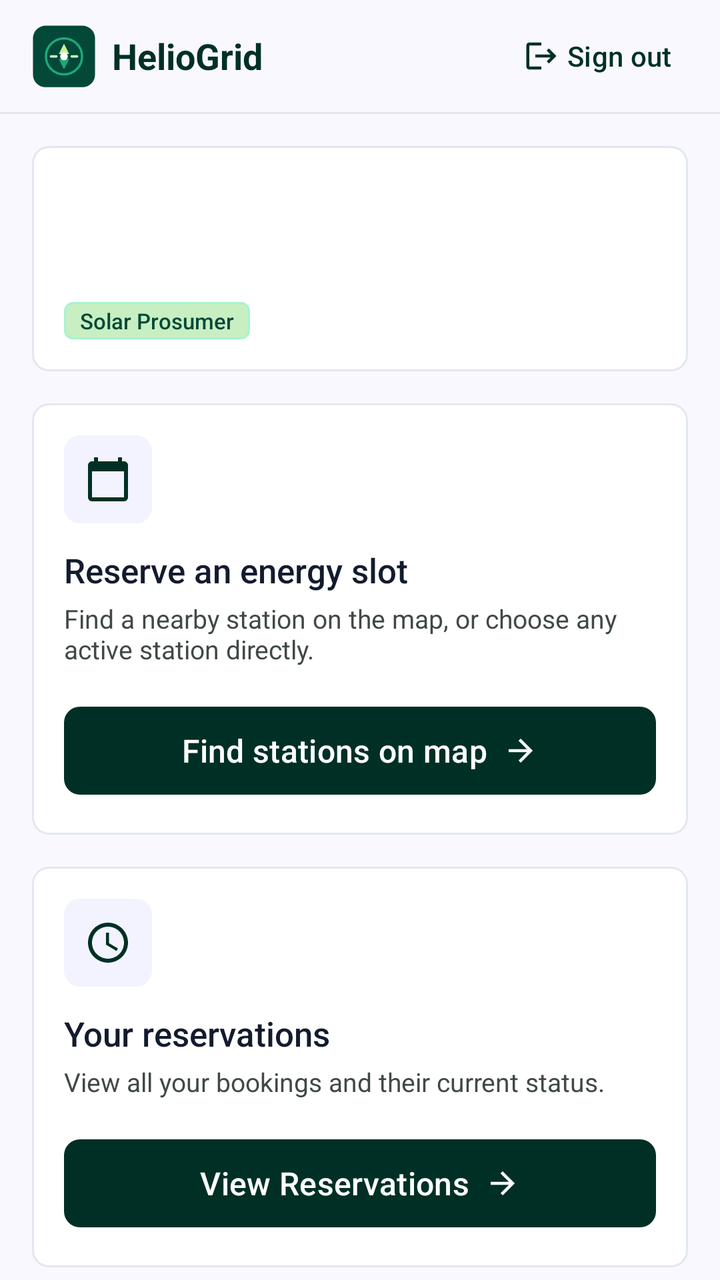
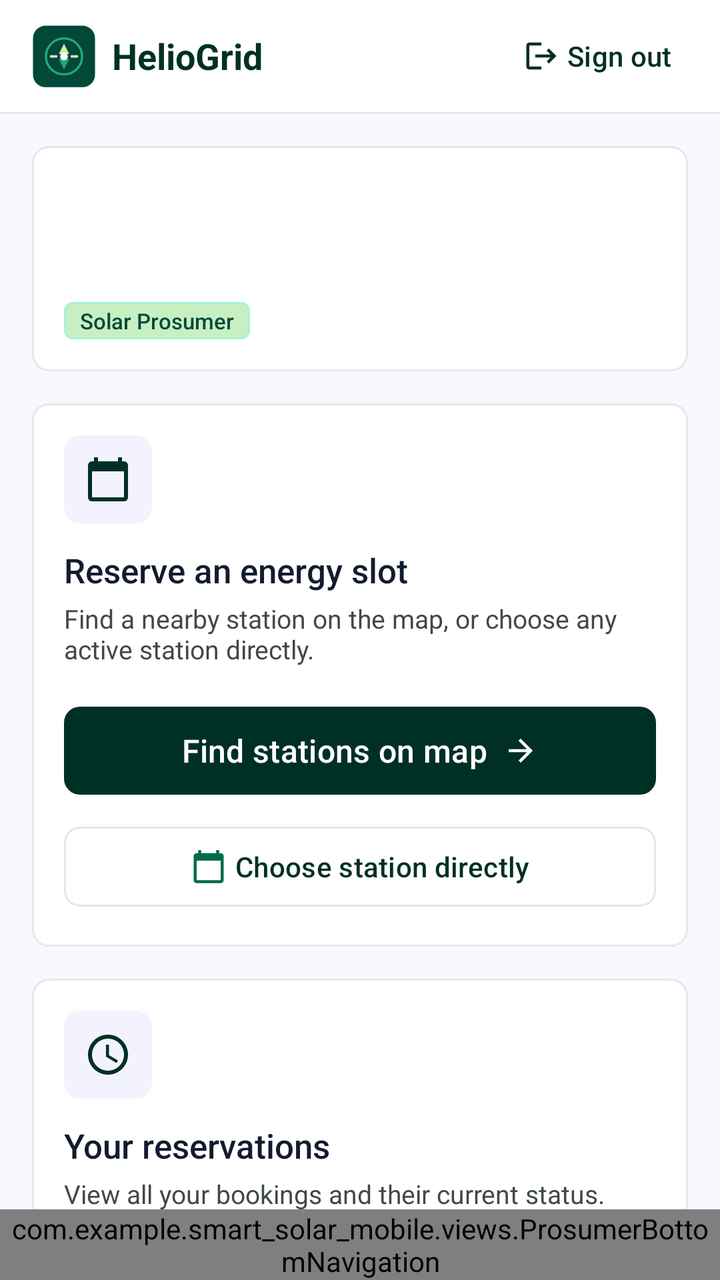

Before-and-after screenshots of an Android layout around one commit, followed by the original layout XML and the change that was made.
<!-- AndroidManifest.xml: application theme Theme.Smart_solar_mobile -->
<!-- res/layout/activity_prosumer_home.xml -->
<?xml version="1.0" encoding="utf-8"?>
<LinearLayout xmlns:android="http://schemas.android.com/apk/res/android"
    xmlns:app="http://schemas.android.com/apk/res-auto"
    android:id="@+id/homeRoot"
    android:layout_width="match_parent"
    android:layout_height="match_parent"
    android:orientation="vertical">

    <LinearLayout
        android:layout_width="match_parent"
        android:layout_height="56dp"
        android:gravity="center_vertical"
        android:orientation="horizontal"
        android:paddingStart="16dp"
        android:paddingEnd="8dp">

        <ImageView
            android:layout_width="32dp"
            android:layout_height="32dp"
            android:importantForAccessibility="no"
            android:src="@drawable/logo" />

        <TextView
            android:layout_width="0dp"
            android:layout_height="wrap_content"
            android:layout_marginStart="8dp"
            android:layout_weight="1"
            android:text="@string/app_name"
            android:textColor="@color/primary"
            android:textSize="18sp"
            android:textStyle="bold" />

        <com.google.android.material.button.MaterialButton
            android:id="@+id/signOutButton"
            style="@style/Widget.Material3.Button.TextButton.Icon"
            android:layout_width="wrap_content"
            android:layout_height="wrap_content"
            android:text="@string/home_sign_out"
            android:textColor="@color/primary"
            app:icon="@drawable/ic_logout"
            app:iconTint="@color/primary" />
    </LinearLayout>

    <View
        android:layout_width="match_parent"
        android:layout_height="1dp"
        android:background="@color/border_slate" />

    <androidx.core.widget.NestedScrollView
        android:layout_width="match_parent"
        android:layout_height="0dp"
        android:layout_weight="1"
        android:fillViewport="true">

        <LinearLayout
            android:layout_width="match_parent"
            android:layout_height="wrap_content"
            android:orientation="vertical"
            android:padding="16dp">

            <LinearLayout
                android:layout_width="match_parent"
                android:layout_height="wrap_content"
                android:background="@drawable/bg_card"
                android:orientation="vertical"
                android:padding="16dp">

                <TextView
                    android:id="@+id/greetingText"
                    android:layout_width="match_parent"
                    android:layout_height="wrap_content"
                    android:fontFamily="sans-serif-medium"
                    android:textColor="@color/on_surface"
                    android:textSize="20sp" />

                <TextView
                    android:id="@+id/identifierText"
                    android:layout_width="match_parent"
                    android:layout_height="wrap_content"
                    android:layout_marginTop="4dp"
                    android:textColor="@color/on_surface_variant"
                    android:textSize="14sp" />

                <TextView
                    style="@style/Widget.SmartSolar.StatusChip"
                    android:layout_marginTop="12dp"
                    android:background="@drawable/bg_chip_active"
                    android:text="@string/login_role_prosumer"
                    android:textColor="@color/primary_container" />
            </LinearLayout>

            <LinearLayout
                android:layout_width="match_parent"
                android:layout_height="wrap_content"
                android:layout_marginTop="16dp"
                android:background="@drawable/bg_card"
                android:orientation="vertical"
                android:padding="16dp">

                <ImageView
                    android:layout_width="44dp"
                    android:layout_height="44dp"
                    android:background="@drawable/bg_icon_tile"
                    android:importantForAccessibility="no"
                    android:padding="10dp"
                    android:src="@drawable/ic_calendar"
                    app:tint="@color/primary" />

                <TextView
                    android:layout_width="match_parent"
                    android:layout_height="wrap_content"
                    android:layout_marginTop="12dp"
                    android:fontFamily="sans-serif-medium"
                    android:text="@string/home_reservation_title"
                    android:textColor="@color/on_surface"
                    android:textSize="17sp" />

                <TextView
                    android:layout_width="match_parent"
                    android:layout_height="wrap_content"
                    android:layout_marginTop="4dp"
                    android:text="@string/home_reservation_body"
                    android:textColor="@color/on_surface_variant"
                    android:textSize="13sp" />

                
                <com.google.android.material.button.MaterialButton
                    android:id="@+id/createReservationButton"
                    style="@style/Widget.SmartSolar.PrimaryButton"
                    android:layout_width="match_parent"
                    android:layout_height="wrap_content"
                    android:layout_marginTop="16dp"
                    android:text="@string/home_reservation_action"
                    app:icon="@drawable/ic_arrow_forward"
                    app:iconGravity="textEnd" />
            </LinearLayout>

            <LinearLayout
                android:layout_width="match_parent"
                android:layout_height="wrap_content"
                android:layout_marginTop="16dp"
                android:background="@drawable/bg_card"
                android:orientation="vertical"
                android:padding="16dp">

                <ImageView
                    android:layout_width="44dp"
                    android:layout_height="44dp"
                    android:background="@drawable/bg_icon_tile"
                    android:importantForAccessibility="no"
                    android:padding="10dp"
                    android:src="@drawable/ic_schedule"
                    app:tint="@color/primary" />

                <TextView
                    android:layout_width="match_parent"
                    android:layout_height="wrap_content"
                    android:layout_marginTop="12dp"
                    android:fontFamily="sans-serif-medium"
                    android:text="@string/home_history_title"
                    android:textColor="@color/on_surface"
                    android:textSize="17sp" />

                <TextView
                    android:layout_width="match_parent"
                    android:layout_height="wrap_content"
                    android:layout_marginTop="4dp"
                    android:text="@string/home_history_body"
                    android:textColor="@color/on_surface_variant"
                    android:textSize="13sp" />

                <com.google.android.material.button.MaterialButton
                    android:id="@+id/viewReservationsButton"
                    style="@style/Widget.SmartSolar.PrimaryButton"
                    android:layout_width="match_parent"
                    android:layout_height="wrap_content"
                    android:layout_marginTop="16dp"
                    android:text="@string/home_history_action"
                    app:icon="@drawable/ic_arrow_forward"
                    app:iconGravity="textEnd" />
            </LinearLayout>
        </LinearLayout>
    </androidx.core.widget.NestedScrollView>
</LinearLayout>
<!-- resources referenced by this layout -->
<resources>
  <color name="border_slate">#E2E8F0</color>
  <color name="on_surface">#131B2E</color>
  <color name="on_surface_variant">#404945</color>
  <color name="primary">#003025</color>
  <color name="primary_container">#044839</color>
  <!-- drawable bg_card (drawable) -->
  <?xml version="1.0" encoding="utf-8"?>
  <shape xmlns:android="http://schemas.android.com/apk/res/android" android:shape="rectangle">
      <solid android:color="@color/surface_container_lowest" />
      <corners android:radius="8dp" />
      <stroke android:width="1dp" android:color="@color/border_slate" />
  </shape>
  <!-- drawable bg_chip_active (drawable) -->
  <?xml version="1.0" encoding="utf-8"?>
  <shape xmlns:android="http://schemas.android.com/apk/res/android" android:shape="rectangle">
      <solid android:color="@color/mint_surface" />
      <corners android:radius="4dp" />
      <stroke android:width="1dp" android:color="@color/mint_border" />
  </shape>
  <!-- drawable bg_icon_tile (drawable) -->
  <?xml version="1.0" encoding="utf-8"?>
  <shape xmlns:android="http://schemas.android.com/apk/res/android" android:shape="rectangle">
      <solid android:color="@color/surface_container_low" />
      <corners android:radius="8dp" />
  </shape>
  <!-- drawable ic_arrow_forward (drawable) -->
  <vector xmlns:android="http://schemas.android.com/apk/res/android"
      android:width="24dp"
      android:height="24dp"
      android:viewportWidth="24"
      android:viewportHeight="24">
      <path
          android:fillColor="@android:color/black"
          android:pathData="M12,4l-1.41,1.41L16.17,11H4v2h12.17l-5.58,5.59L12,20l8,-8z" />
  </vector>
  <!-- drawable ic_calendar (drawable) -->
  <vector xmlns:android="http://schemas.android.com/apk/res/android"
      android:width="24dp"
      android:height="24dp"
      android:viewportWidth="24"
      android:viewportHeight="24">
      <path
          android:fillColor="@android:color/black"
          android:pathData="M20,3h-1V1h-2v2H7V1H5v2H4c-1.1,0 -2,0.9 -2,2v16c0,1.1 0.9,2 2,2h16c1.1,0 2,-0.9 2,-2V5c0,-1.1 -0.9,-2 -2,-2zM20,21H4V8h16v13z" />
  </vector>
  <!-- drawable ic_logout (drawable) -->
  <vector xmlns:android="http://schemas.android.com/apk/res/android"
      android:width="24dp"
      android:height="24dp"
      android:viewportWidth="24"
      android:viewportHeight="24">
      <path
          android:fillColor="@android:color/black"
          android:pathData="M17,7l-1.41,1.41L18.17,11H8v2h10.17l-2.58,2.58L17,17l5,-5zM4,5h8V3H4c-1.1,0 -2,0.9 -2,2v14c0,1.1 0.9,2 2,2h8v-2H4V5z" />
  </vector>
  <string name="app_name">HelioGrid</string>
  <string name="home_history_action">View Reservations</string>
  <string name="home_history_body">View all your bookings and their current status.</string>
  <string name="home_history_title">Your reservations</string>
  <string name="home_reservation_action">Find stations on map</string>
  <string name="home_reservation_body">Find a nearby station on the map, or choose any active station directly.</string>
  <string name="home_reservation_title">Reserve an energy slot</string>
  <string name="home_sign_out">Sign out</string>
  <string name="login_role_prosumer">Solar Prosumer</string>
  <color name="surface_container_lowest">#FFFFFF</color>
  <color name="mint_surface">#C8EFC1</color>
  <color name="mint_border">#A7F3D0</color>
  <color name="surface_container_low">#F2F3FF</color>
  <color name="on_primary">#FFFFFF</color>
  <style name="Base.Theme.Smart_solar_mobile" parent="Theme.Material3.Light.NoActionBar" />
  <color name="secondary">#006C4A</color>
  <color name="alert_danger">#720613</color>
  <color name="surface">#FAF8FF</color>
  <color name="outline">#707975</color>
  <!-- unchanged entries left out for length: 5 -->
</resources>

<!-- the commit's change to res/layout/activity_prosumer_home.xml (unified diff, before → after) -->
@@ -4,6 +4,7 @@
     android:id="@+id/homeRoot"
     android:layout_width="match_parent"
     android:layout_height="match_parent"
+    android:background="@color/surface_container_lowest"
     android:orientation="vertical">
 
     <LinearLayout
@@ -50,6 +51,7 @@
         android:layout_width="match_parent"
         android:layout_height="0dp"
         android:layout_weight="1"
+        android:background="@color/surface"
         android:fillViewport="true">
 
         <LinearLayout
@@ -133,6 +135,21 @@
                     android:text="@string/home_reservation_action"
                     app:icon="@drawable/ic_arrow_forward"
                     app:iconGravity="textEnd" />
+
+                
+                <com.google.android.material.button.MaterialButton
+                    android:id="@+id/directReservationButton"
+                    style="@style/Widget.Material3.Button.OutlinedButton"
+                    android:layout_width="match_parent"
+                    android:layout_height="48dp"
+                    android:layout_marginTop="8dp"
+                    android:text="@string/home_reservation_direct_action"
+                    android:textColor="@color/primary"
+                    app:cornerRadius="8dp"
+                    app:icon="@drawable/ic_calendar"
+                    app:iconGravity="textStart"
+                    app:iconTint="@color/secondary"
+                    app:strokeColor="@color/border_slate" />
             </LinearLayout>
 
             <LinearLayout
@@ -181,4 +198,9 @@
             </LinearLayout>
         </LinearLayout>
     </androidx.core.widget.NestedScrollView>
+
+    <com.example.smart_solar_mobile.views.ProsumerBottomNavigation
+        android:id="@+id/prosumerBottomNavigation"
+        android:layout_width="match_parent"
+        android:layout_height="wrap_content" />
 </LinearLayout>
<!-- resource entries referenced after the edit -->
@@ -61,6 +61,7 @@
   <string name="home_history_title">Your reservations</string>
   <string name="home_reservation_action">Find stations on map</string>
   <string name="home_reservation_body">Find a nearby station on the map, or choose any active station directly.</string>
+  <string name="home_reservation_direct_action">Choose station directly</string>
   <string name="home_reservation_title">Reserve an energy slot</string>
   <string name="home_sign_out">Sign out</string>
   <string name="login_role_prosumer">Solar Prosumer</string>
